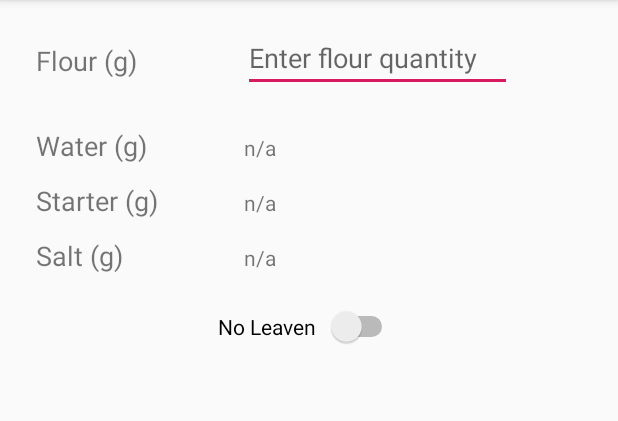
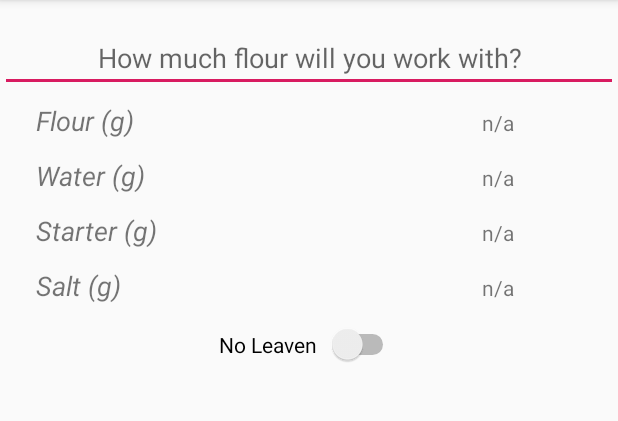
Before and after one commit to szattila98/SourCalc, an Android app: the screen it shows after launch (MainActivity), on a phone screen of 412 x 824 dp, the part 84-505 px from its top. Run offline under Robolectric (Android 15) with nearby library versions, the phone set to English and light mode, and no system bars.

Commit message:
Leaven mode implemented. Fully functional, styling required.

```diff
--- a/app/src/main/java/ren/practice/sourcalc/MainActivity.kt
+++ b/app/src/main/java/ren/practice/sourcalc/MainActivity.kt
@@ -11,38 +11,62 @@ import kotlinx.android.synthetic.main.activity_main.*
 
 class MainActivity : AppCompatActivity() {
 
+    var leavenMode = false
+
     override fun onCreate(savedInstanceState: Bundle?) {
         super.onCreate(savedInstanceState)
         setContentView(R.layout.activity_main)
         flourET.addTextChangedListener(object : TextWatcherExtended() {
             override fun afterTextChanged(s: Editable, backSpace: Boolean) {
-                calc()
+                calc(leavenMode)
             }
         })
         flourET.transformationMethod = HideReturnsTransformationMethod.getInstance()
         toggle_leaven_mode(View.GONE)
         leaven_switch.setOnCheckedChangeListener { _, isChecked ->
             if (isChecked) {
+                leavenMode = isChecked
                 toggle_leaven_mode(View.VISIBLE)
                 leaven_switch.text = getString(R.string.leaven_switch_off)
-                // alternate calc
+                calc(isChecked)
             } else {
+                leavenMode = isChecked
                 toggle_leaven_mode(View.GONE)
                 leaven_switch.text = getString(R.string.leaven_switch_on)
+                calc(isChecked)
             }
         }
     }
 
-    private fun calc() {
+    private fun calc(leavenMode: Boolean) {
+        // TODO changeable percentages
         if (!flourET.text.toString().isBlank()) {
             val flour = flourET.text.toString().toInt()
-            waterTV.text = (flour * 0.7).toInt().toString()
-            starterTV.text = (flour * 0.25).toInt().toString()
-            saltTV.text = (flour * 0.02).toInt().toString()
+            val water = (flour * 0.7).toInt()
+            val starter = (flour * 0.25).toInt()
+            val salt = (flour * 0.02).toInt()
+            if (leavenMode) {
+                flourTV.text = (flour - starter).toString()
+                waterTV.text = ((flour * 0.7).toInt() - starter).toString()
+                starterTV.text = "0"
+                saltTV.text = (flour * 0.02).toInt().toString()
+                flour_leaven_TV.text = starter.toString()
+                starter_leaven_TV.text = starter.toString()
+                water_leaven_TV.text = starter.toString()
+            } else {
+                flourTV.text = flour.toString()
+                waterTV.text = water.toString()
+                starterTV.text = starter.toString()
+                saltTV.text = salt.toString()
+            }
         } else {
+            flourTV.text = getString(R.string.invalid_str)
             waterTV.text = getString(R.string.invalid_str)
             starterTV.text = getString(R.string.invalid_str)
             saltTV.text = getString(R.string.invalid_str)
+            flour_leaven_TV.text = getString(R.string.invalid_str)
+            starter_leaven_TV.text = getString(R.string.invalid_str)
+            water_leaven_TV.text = getString(R.string.invalid_str)
         }
     }
 
@@ -51,9 +75,9 @@ class MainActivity : AppCompatActivity() {
         water_label_leaven.visibility = mode
         starter_label_leaven.visibility = mode
         salt_label_leaven.visibility = mode
+        flour_leaven_TV.visibility = mode
+        starter_leaven_TV.visibility = mode
         water_leaven_TV.visibility = mode
-        starter_leaven_TV.visibility = mode
-        salt_leaven_TV.visibility = mode
     }
 }
 
--- a/app/src/main/res/layout/activity_main.xml
+++ b/app/src/main/res/layout/activity_main.xml
@@ -17,25 +17,26 @@
 
             <EditText
                 android:id="@+id/flourET"
-                android:layout_width="179dp"
-                android:layout_height="43dp"
-                android:layout_marginStart="16dp"
+                android:layout_width="0dp"
+                android:layout_height="wrap_content"
+                android:layout_marginTop="16dp"
                 android:ems="10"
+                android:gravity="center"
                 android:hint="@string/edit_msg"
                 android:inputType="numberPassword"
-                app:layout_constraintBaseline_toBaselineOf="@+id/textView6"
                 app:layout_constraintEnd_toEndOf="parent"
-                app:layout_constraintHorizontal_bias="0.675"
-                app:layout_constraintStart_toStartOf="parent" />
+                app:layout_constraintStart_toStartOf="parent"
+                app:layout_constraintTop_toTopOf="parent" />
 
             <TextView
-                android:id="@+id/textView6"
+                android:id="@+id/flour_label"
                 android:layout_width="wrap_content"
                 android:layout_height="wrap_content"
                 android:layout_marginStart="24dp"
-                android:layout_marginTop="28dp"
+                android:layout_marginTop="68dp"
                 android:text="@string/flour"
                 android:textSize="18sp"
+                android:textStyle="italic"
                 app:layout_constraintStart_toStartOf="parent"
                 app:layout_constraintTop_toTopOf="parent" />
 
@@ -43,7 +44,18 @@
                 android:id="@+id/waterTV"
                 android:layout_width="180dp"
                 android:layout_height="22dp"
+                android:gravity="end"
                 app:layout_constraintBaseline_toBaselineOf="@+id/water_label"
+                app:layout_constraintEnd_toEndOf="parent"
+                app:layout_constraintHorizontal_bias="0.701"
+                app:layout_constraintStart_toStartOf="parent" />
+
+            <TextView
+                android:id="@+id/flourTV"
+                android:layout_width="180dp"
+                android:layout_height="22dp"
+                android:gravity="end"
+                app:layout_constraintBaseline_toBaselineOf="@+id/flour_label"
                 app:layout_constraintEnd_toEndOf="parent"
                 app:layout_constraintHorizontal_bias="0.701"
                 app:layout_constraintStart_toStartOf="parent" />
@@ -53,21 +65,23 @@
                 android:layout_width="wrap_content"
                 android:layout_height="wrap_content"
                 android:layout_marginStart="24dp"
-                android:layout_marginTop="32dp"
+                android:layout_marginTop="12dp"
                 android:text="@string/water"
                 android:textSize="18sp"
+                android:textStyle="italic"
                 app:layout_constraintStart_toStartOf="parent"
-                app:layout_constraintTop_toBottomOf="@+id/textView6" />
+                app:layout_constraintTop_toBottomOf="@+id/flour_label" />
 
             <TextView
                 android:id="@+id/water_label_leaven"
                 android:layout_width="wrap_content"
                 android:layout_height="wrap_content"
-                android:layout_marginStart="39dp"
+                android:layout_marginStart="44dp"
                 android:layout_marginTop="268dp"
-                android:text="@string/water"
+                android:text="@string/flour"
                 android:textSize="14sp"
-                app:layout_constraintBottom_toTopOf="@+id/water_leaven_TV"
+                android:textStyle="italic"
+                app:layout_constraintBottom_toTopOf="@+id/flour_leaven_TV"
                 app:layout_constraintStart_toStartOf="parent"
                 app:layout_constraintTop_toTopOf="parent"
                 app:layout_constraintVertical_bias="0.538" />
@@ -80,6 +94,7 @@
                 android:layout_marginTop="12dp"
                 android:text="@string/starter"
                 android:textSize="18sp"
+                android:textStyle="italic"
                 app:layout_constraintStart_toStartOf="parent"
                 app:layout_constraintTop_toBottomOf="@+id/water_label" />
 
@@ -90,9 +105,10 @@
                 android:layout_marginTop="268dp"
                 android:text="@string/starter"
                 android:textSize="14sp"
+                android:textStyle="italic"
                 app:layout_constraintBottom_toTopOf="@+id/starter_leaven_TV"
                 app:layout_constraintEnd_toStartOf="@+id/salt_label_leaven"
-                app:layout_constraintHorizontal_bias="0.463"
+                app:layout_constraintHorizontal_bias="0.519"
                 app:layout_constraintStart_toEndOf="@+id/water_label_leaven"
                 app:layout_constraintTop_toTopOf="parent"
                 app:layout_constraintVertical_bias="0.538" />
@@ -105,6 +121,7 @@
                 android:layout_marginTop="12dp"
                 android:text="@string/salt"
                 android:textSize="18sp"
+                android:textStyle="italic"
                 app:layout_constraintStart_toStartOf="parent"
                 app:layout_constraintTop_toBottomOf="@+id/starter_label" />
 
@@ -112,10 +129,11 @@
                 android:id="@+id/salt_label_leaven"
                 android:layout_width="wrap_content"
                 android:layout_height="wrap_content"
-                android:layout_marginEnd="46dp"
-                android:text="@string/salt"
+                android:layout_marginEnd="44dp"
+                android:text="@string/water"
                 android:textSize="14sp"
-                app:layout_constraintBottom_toTopOf="@+id/salt_leaven_TV"
+                android:textStyle="italic"
+                app:layout_constraintBottom_toTopOf="@+id/water_leaven_TV"
                 app:layout_constraintEnd_toEndOf="parent"
                 app:layout_constraintTop_toTopOf="parent"
                 app:layout_constraintVertical_bias="0.978" />
@@ -124,6 +142,7 @@
                 android:id="@+id/starterTV"
                 android:layout_width="180dp"
                 android:layout_height="22dp"
+                android:gravity="end"
                 app:layout_constraintBaseline_toBaselineOf="@+id/starter_label"
                 app:layout_constraintEnd_toEndOf="parent"
                 app:layout_constraintHorizontal_bias="0.701"
@@ -133,12 +152,11 @@
                 android:id="@+id/leaven_switch"
                 android:layout_width="wrap_content"
                 android:layout_height="wrap_content"
-                android:layout_marginTop="204dp"
+                android:layout_marginTop="216dp"
                 android:showText="false"
                 android:splitTrack="false"
                 android:text="@string/leaven_switch_on"
                 app:layout_constraintEnd_toEndOf="parent"
-                app:layout_constraintHorizontal_bias="0.497"
                 app:layout_constraintStart_toStartOf="parent"
                 app:layout_constraintTop_toTopOf="parent" />
 
@@ -147,26 +165,29 @@
                 android:layout_width="180dp"
                 android:layout_height="22dp"
                 android:layout_marginStart="16dp"
+                android:gravity="end"
                 app:layout_constraintBaseline_toBaselineOf="@+id/salt_label"
                 app:layout_constraintEnd_toEndOf="parent"
                 app:layout_constraintHorizontal_bias="0.679"
                 app:layout_constraintStart_toStartOf="parent" />
 
             <TextView
-                android:id="@+id/water_leaven_TV"
+                android:id="@+id/flour_leaven_TV"
                 android:layout_width="105dp"
                 android:layout_height="22dp"
                 android:layout_marginStart="16dp"
                 android:layout_marginBottom="28dp"
+                android:gravity="center"
                 app:layout_constraintBottom_toBottomOf="parent"
                 app:layout_constraintStart_toStartOf="parent" />
 
             <TextView
-                android:id="@+id/salt_leaven_TV"
+                android:id="@+id/water_leaven_TV"
                 android:layout_width="105dp"
                 android:layout_height="22dp"
                 android:layout_marginEnd="16dp"
                 android:layout_marginBottom="28dp"
+                android:gravity="center"
                 app:layout_constraintBottom_toBottomOf="parent"
                 app:layout_constraintEnd_toEndOf="parent" />
 
@@ -175,9 +196,10 @@
                 android:layout_width="105dp"
                 android:layout_height="22dp"
                 android:layout_marginBottom="28dp"
+                android:gravity="center"
                 app:layout_constraintBottom_toBottomOf="parent"
-                app:layout_constraintEnd_toStartOf="@+id/salt_leaven_TV"
-                app:layout_constraintStart_toEndOf="@+id/water_leaven_TV" />
+                app:layout_constraintEnd_toStartOf="@+id/water_leaven_TV"
+                app:layout_constraintStart_toEndOf="@+id/flour_leaven_TV" />
 
             <TextView
                 android:id="@+id/leaven_label"
@@ -187,6 +209,7 @@
                 android:layout_marginTop="244dp"
                 android:text="@string/leaven_label"
                 android:textSize="18sp"
+                android:textStyle="bold"
                 app:layout_constraintStart_toStartOf="parent"
                 app:layout_constraintTop_toTopOf="parent" />
 
--- a/app/src/main/res/values/strings.xml
+++ b/app/src/main/res/values/strings.xml
@@ -5,7 +5,7 @@
     <string name="water">Water (g)</string>
     <string name="starter">Starter (g)</string>
     <string name="salt">Salt (g)</string>
-    <string name="edit_msg">Enter flour quantity</string>
+    <string name="edit_msg">How much flour will you work with?</string>
     <string name="invalid_str" translatable="false">n/a</string>
     <string name="leaven_switch_off">"With Leaven  "</string>
     <string name="leaven_switch_on">"No Leaven  "</string>
```
Also changed, not shown: 2 other files.
